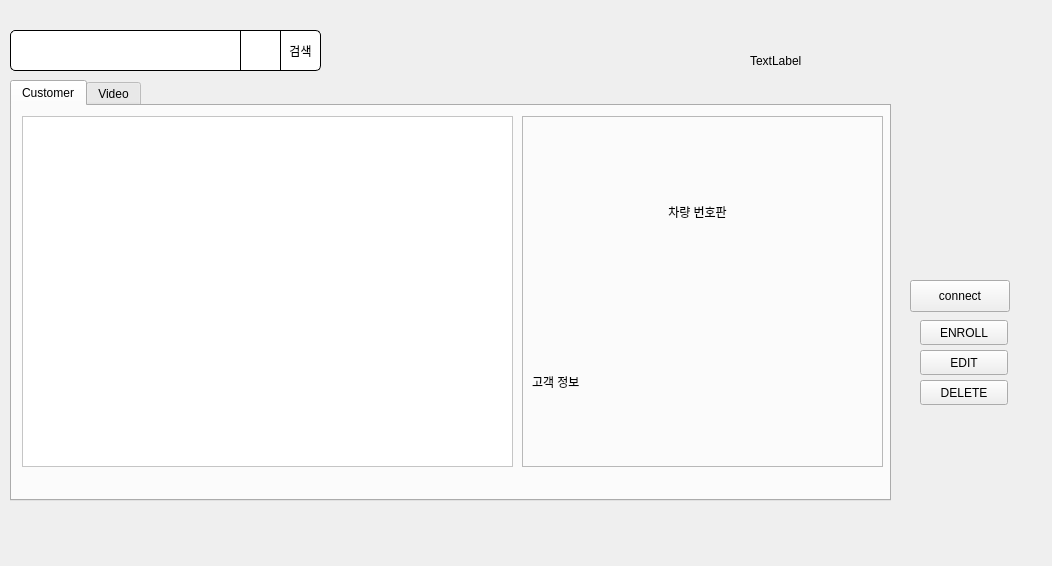
This is cctv_36/src/ui/search.ui in VEDA-ThirtySix/PAMS-client as Qt 5 draws it before an edit. The edited form follows.
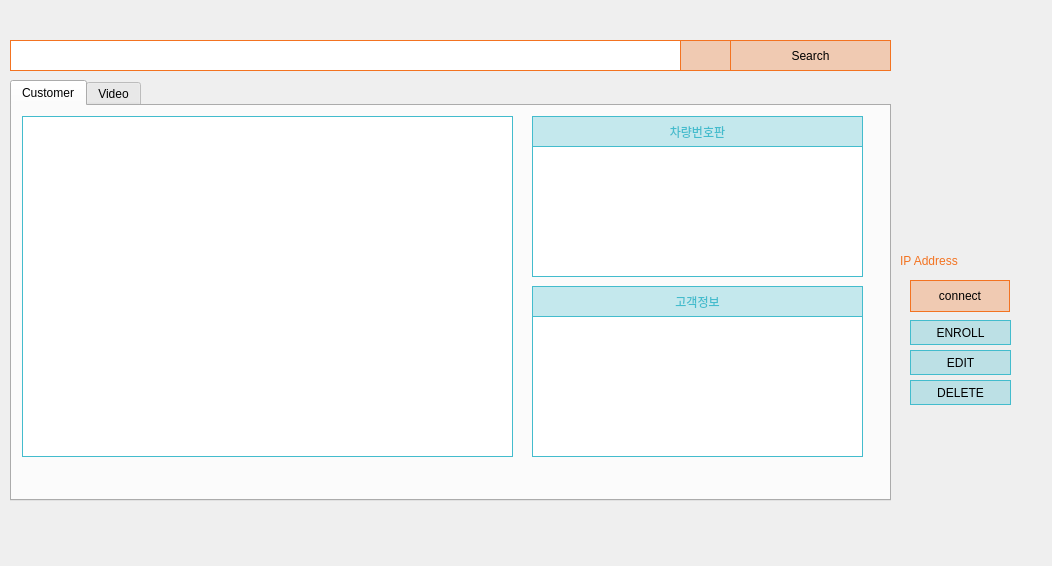
This is the edited form. The open tabs and pages were chosen to show the change. Icons and pictures are not drawn.

```diff
--- a/cctv_36/src/ui/search.ui
+++ b/cctv_36/src/ui/search.ui
@@ -89,12 +89,14 @@
        <x>10</x>
        <y>10</y>
        <width>491</width>
-       <height>351</height>
+       <height>341</height>
       </rect>
      </property>
      <property name="styleSheet">
       <string notr="true">QTableView {
-    background-color: rgb(255, 255, 255);
+
+background-color: white;
+border:1px solid rgb(67,188,205);
 }
 
 QHeaderView::section {
@@ -116,41 +118,84 @@
       </rect>
      </property>
      <property name="frameShape">
-      <enum>QFrame::Shape::StyledPanel</enum>
-     </property>
-     <property name="frameShadow">
-      <enum>QFrame::Shadow::Raised</enum>
+      <enum>QFrame::NoFrame</enum>
      </property>
      <widget class="QLabel" name="imageLabel">
       <property name="geometry">
        <rect>
         <x>10</x>
-        <y>10</y>
+        <y>30</y>
         <width>331</width>
-        <height>171</height>
+        <height>131</height>
        </rect>
       </property>
+      <property name="styleSheet">
+       <string notr="true">background-color: white;
+border:1px solid rgb(67,188,205);</string>
+      </property>
       <property name="text">
-       <string>차량 번호판</string>
-      </property>
-      <property name="alignment">
-       <set>Qt::AlignmentFlag::AlignCenter</set>
+       <string/>
       </property>
      </widget>
      <widget class="QLabel" name="textLabel">
       <property name="geometry">
        <rect>
         <x>10</x>
-        <y>190</y>
+        <y>200</y>
         <width>331</width>
-        <height>151</height>
+        <height>141</height>
        </rect>
       </property>
+      <property name="styleSheet">
+       <string notr="true">background-color: white;
+border:1px solid rgb(67,188,205);</string>
+      </property>
       <property name="text">
-       <string>고객 정보</string>
+       <string/>
       </property>
+     </widget>
+     <widget class="QLabel" name="plateTitle">
+      <property name="geometry">
+       <rect>
+        <x>10</x>
+        <y>0</y>
+        <width>331</width>
+        <height>31</height>
+       </rect>
+      </property>
+      <property name="styleSheet">
+       <string notr="true">font: 300 bold 12pt &quot;Quicksand Light&quot;;
+color:rgb(67,188,205);
+background-color: rgba(67,188,205,0.3);
+border:1px solid rgb(67,188,205);</string>
+      </property>
+      <property name="text">
+       <string>차량번호판</string>
+      </property>
       <property name="alignment">
-       <set>Qt::AlignmentFlag::AlignLeading|Qt::AlignmentFlag::AlignLeft|Qt::AlignmentFlag::AlignVCenter</set>
+       <set>Qt::AlignCenter</set>
+      </property>
+     </widget>
+     <widget class="QLabel" name="plateTitle_2">
+      <property name="geometry">
+       <rect>
+        <x>10</x>
+        <y>170</y>
+        <width>331</width>
+        <height>31</height>
+       </rect>
+      </property>
+      <property name="styleSheet">
+       <string notr="true">font: 300 bold 12pt &quot;Quicksand Light&quot;;
+color: rgb(67,188,205);
+background-color: rgba(67,188,205,0.3);
+border:1px solid rgb(67,188,205);</string>
+      </property>
+      <property name="text">
+       <string>고객정보</string>
+      </property>
+      <property name="alignment">
+       <set>Qt::AlignCenter</set>
       </property>
      </widget>
     </widget>
@@ -187,12 +232,26 @@
   <widget class="QPushButton" name="pushButton_edit">
    <property name="geometry">
     <rect>
-     <x>920</x>
+     <x>910</x>
      <y>350</y>
-     <width>88</width>
+     <width>101</width>
      <height>25</height>
     </rect>
    </property>
+   <property name="styleSheet">
+    <string notr="true">QPushButton{
+	font: 300 bold 9pt &quot;Quicksand Light&quot;;
+	color: black;
+	background-color: rgba(67,188,205,0.3);
+	border:1px solid rgb(67,188,205);
+}
+QPushButton::hover{
+	font: 300 8pt &quot;Quicksand Light&quot;;
+	color: white;
+	background-color: rgb(209, 209, 209);
+	border:1px solid rgb(67,188,205);
+}</string>
+   </property>
    <property name="text">
     <string>EDIT</string>
    </property>
@@ -200,12 +259,26 @@
   <widget class="QPushButton" name="pushButton_delete">
    <property name="geometry">
     <rect>
-     <x>920</x>
+     <x>910</x>
      <y>380</y>
-     <width>88</width>
+     <width>101</width>
      <height>25</height>
     </rect>
    </property>
+   <property name="styleSheet">
+    <string notr="true">QPushButton{
+	font: 300 bold 9pt &quot;Quicksand Light&quot;;
+	color: black;
+	background-color: rgba(67,188,205,0.3);
+	border:1px solid rgb(67,188,205);
+}
+QPushButton::hover{
+	font: 300 8pt &quot;Quicksand Light&quot;;
+	color: white;
+	background-color: rgb(209, 209, 209);
+	border:1px solid rgb(67,188,205);
+}</string>
+   </property>
    <property name="text">
     <string>DELETE</string>
    </property>
@@ -213,12 +286,26 @@
   <widget class="QPushButton" name="pushButton_enroll">
    <property name="geometry">
     <rect>
-     <x>920</x>
+     <x>910</x>
      <y>320</y>
-     <width>88</width>
+     <width>101</width>
      <height>25</height>
     </rect>
    </property>
+   <property name="styleSheet">
+    <string notr="true">QPushButton{
+	font: 300 bold 9pt &quot;Quicksand Light&quot;;
+	color: black;
+	background-color: rgba(67,188,205,0.3);
+	border:1px solid rgb(67,188,205);
+}
+QPushButton::hover{
+	font: 300 8pt &quot;Quicksand Light&quot;;
+	color: white;
+	background-color: rgb(209, 209, 209);
+	border:1px solid rgb(67,188,205);
+}</string>
+   </property>
    <property name="text">
     <string>ENROLL</string>
    </property>
@@ -226,19 +313,17 @@
   <widget class="QPushButton" name="filterButton">
    <property name="geometry">
     <rect>
-     <x>240</x>
-     <y>30</y>
-     <width>41</width>
-     <height>41</height>
+     <x>680</x>
+     <y>40</y>
+     <width>51</width>
+     <height>31</height>
     </rect>
    </property>
    <property name="styleSheet">
-    <string notr="true">background-color: rgb(255, 255, 255);
-border:1px solid rgb(0, 0, 0);
-border-top-right-radius: 0px;
-border-bottom-right-radius: 0px;
-border-top-left-radius: 0;
-border-bottom-left-radius: 0;</string>
+    <string notr="true">	color:  rgb(255, 255, 255);
+	background-color:rgba(243,115,33,0.3);
+	border:1px solid rgb(243,115,33);
+	font: 500 8pt &quot;Quicksand Medium&quot;;</string>
    </property>
    <property name="text">
     <string/>
@@ -252,39 +337,37 @@
    <property name="geometry">
     <rect>
      <x>10</x>
-     <y>30</y>
-     <width>231</width>
-     <height>41</height>
+     <y>40</y>
+     <width>671</width>
+     <height>31</height>
     </rect>
    </property>
    <property name="styleSheet">
     <string notr="true">background-color: rgb(255, 255, 255);
-border:1px solid rgb(0, 0, 0);
-border-top-right-radius: 0px;
-border-bottom-right-radius: 0px;
-border-top-left-radius: 5px;
-border-bottom-left-radius: 5px;</string>
+border:1px solid rgb(243,115,33);	
+color:  rgb(243,115,33);
+
+
+</string>
    </property>
   </widget>
   <widget class="QPushButton" name="searchButton">
    <property name="geometry">
     <rect>
-     <x>280</x>
-     <y>30</y>
-     <width>41</width>
-     <height>41</height>
+     <x>730</x>
+     <y>40</y>
+     <width>161</width>
+     <height>31</height>
     </rect>
    </property>
    <property name="styleSheet">
-    <string notr="true">background-color: rgb(255, 255, 255);
-border:1px solid rgb(0, 0, 0);
-border-top-right-radius: 5px;
-border-bottom-right-radius: 5px;
-border-top-left-radius: 0;
-border-bottom-left-radius: 0;</string>
+    <string notr="true">	color:  rgb(0,0,0);
+	background-color:rgba(243,115,33,0.3);
+	border:1px solid rgb(243,115,33);
+	font: 500 11pt &quot;Quicksand Medium&quot;;</string>
    </property>
    <property name="text">
-    <string>검색</string>
+    <string>Search</string>
    </property>
   </widget>
   <widget class="QPushButton" name="pushButton_connect">
@@ -296,6 +379,20 @@
      <height>32</height>
     </rect>
    </property>
+   <property name="styleSheet">
+    <string notr="true">QPushButton{
+	font: 300 bold 10pt &quot;Quicksand Light&quot;;
+	color: black;
+	background-color: rgba(243,115,33,0.3);
+	border:1px solid rgb(243,115,33);
+}
+QPushButton::hover{
+	font: 300 8pt &quot;Quicksand Light&quot;;
+	color: white;
+	background-color: rgb(209, 209, 209);
+	border:1px solid rgb(243,115,33);
+}</string>
+   </property>
    <property name="text">
     <string>connect</string>
    </property>
@@ -303,14 +400,21 @@
   <widget class="QLabel" name="label_url">
    <property name="geometry">
     <rect>
-     <x>750</x>
-     <y>50</y>
-     <width>221</width>
+     <x>900</x>
+     <y>250</y>
+     <width>151</width>
      <height>21</height>
     </rect>
    </property>
+   <property name="styleSheet">
+    <string notr="true">	color:  rgb(243,115,33);
+	background:none;
+	border:none;
+	font: 500 8pt &quot;Quicksand Medium&quot;;
+	text-align: center; /* 수평 중앙 정렬 */</string>
+   </property>
    <property name="text">
-    <string>TextLabel</string>
+    <string>IP Address</string>
    </property>
   </widget>
  </widget>
```
Left out of the diff: 26 changed lines with no effect on the pictures.
